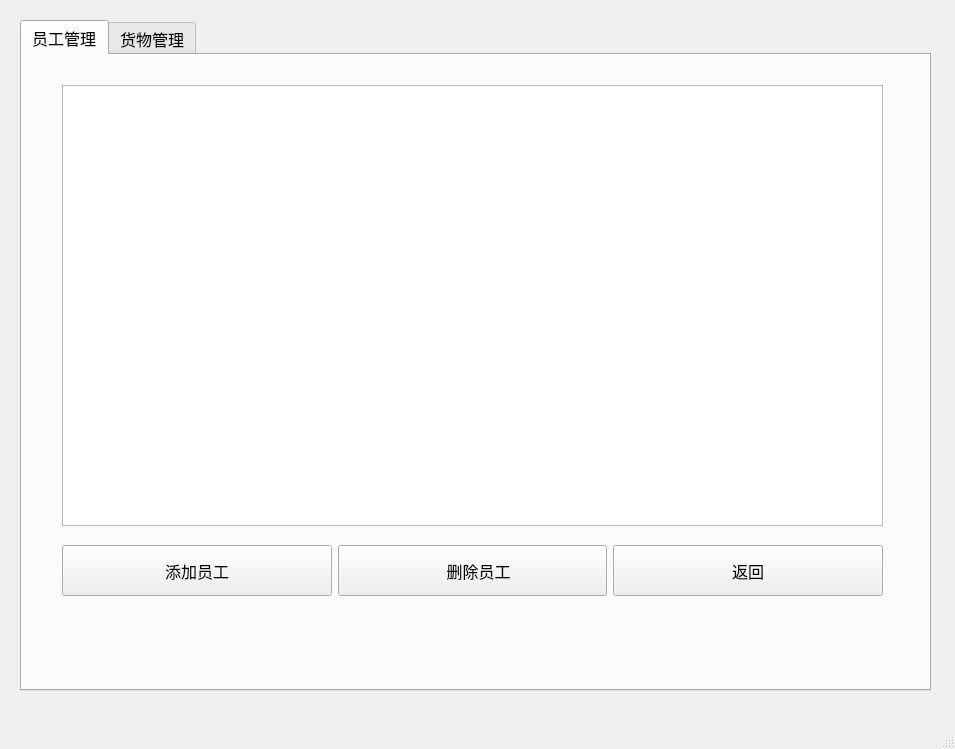
Before: the Qt Designer form item/Supermarket_management_system/manager_operation.ui in hewei-bit/QT-Learing, drawn with Qt 5.
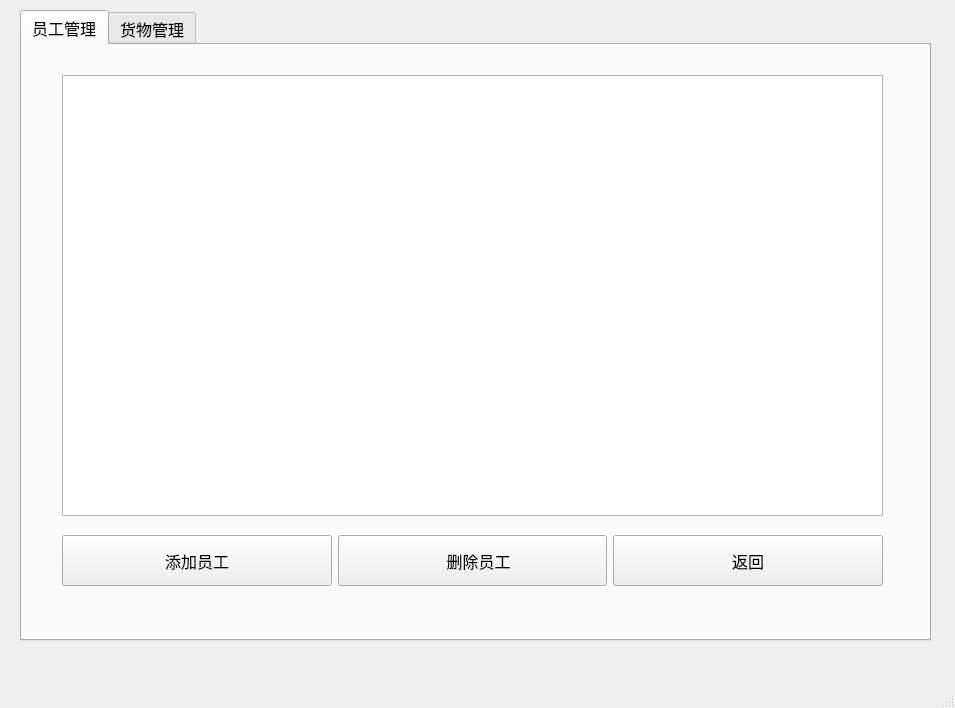
After: the same form once the commit is applied.

Diff of the .ui file:
```diff
--- a/item/Supermarket_management_system/manager_operation.ui
+++ b/item/Supermarket_management_system/manager_operation.ui
@@ -7,7 +7,7 @@
     <x>0</x>
     <y>0</y>
     <width>955</width>
-    <height>749</height>
+    <height>708</height>
    </rect>
   </property>
   <property name="font">
@@ -20,13 +20,13 @@
    <string>超市 管理系统后台</string>
   </property>
   <widget class="QWidget" name="centralwidget">
-   <widget class="QWidget" name="">
+   <widget class="QWidget" name="layoutWidget">
     <property name="geometry">
      <rect>
       <x>0</x>
-      <y>0</y>
+      <y>-10</y>
       <width>951</width>
-      <height>711</height>
+      <height>671</height>
      </rect>
     </property>
     <layout class="QVBoxLayout" name="verticalLayout">
```
Left out of the diff: 2 changed lines with no effect on the pictures.
